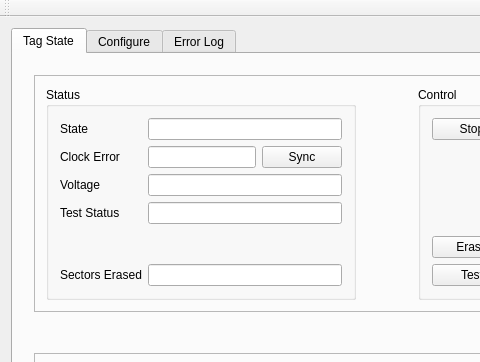
Before: the Qt Designer form software/host/qtmon/mainwindow.ui in tag-designs/software, drawn with Qt 5; both pictures show x 0 to 480 and y 0 to 362 of the 1011 by 996 pixel window.
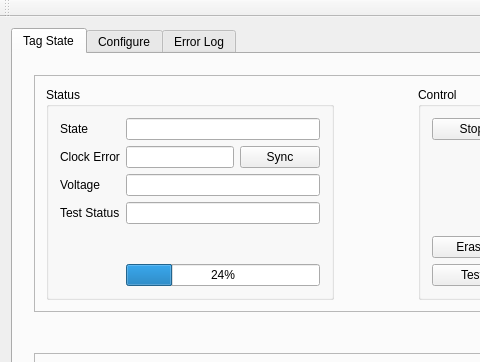
After: the same form once the commit is applied.

```diff
--- a/software/host/qtmon/mainwindow.ui
+++ b/software/host/qtmon/mainwindow.ui
@@ -78,13 +78,6 @@
                  <string>Status</string>
                 </property>
                 <layout class="QGridLayout" name="gridLayout_6">
-                 <item row="7" column="0">
-                  <widget class="QLabel" name="label_SectorsErased">
-                   <property name="text">
-                    <string>Sectors Erased</string>
-                   </property>
-                  </widget>
-                 </item>
                  <item row="4" column="0">
                   <widget class="QLabel" name="label_selftest">
                    <property name="text">
@@ -148,9 +141,6 @@
                    </property>
                   </widget>
                  </item>
-                 <item row="7" column="1">
-                  <widget class="QLineEdit" name="info_SectorsErased"/>
-                 </item>
                  <item row="0" column="1">
                   <widget class="QLineEdit" name="State">
                    <property name="sizePolicy">
@@ -219,6 +209,13 @@
                    </property>
                   </spacer>
                  </item>
+                 <item row="7" column="1">
+                  <widget class="QProgressBar" name="progressBar">
+                   <property name="value">
+                    <number>24</number>
+                   </property>
+                  </widget>
+                 </item>
                 </layout>
                </widget>
               </item>
```
